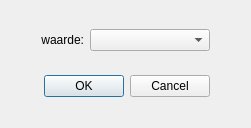
Above: src/lib/pokerRuleSystem/view/editconstantdialog.ui from Dtai/PokerbotClient before the change. Below: the same form after it.
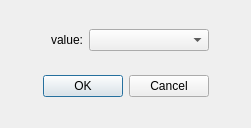
That is the form after the change.

```diff
--- a/src/lib/pokerRuleSystem/view/editconstantdialog.ui
+++ b/src/lib/pokerRuleSystem/view/editconstantdialog.ui
@@ -34,7 +34,7 @@
        <item>
         <widget class="QLabel" name="label">
          <property name="text">
-          <string>waarde:</string>
+          <string>value:</string>
          </property>
          <property name="alignment">
           <set>Qt::AlignRight|Qt::AlignTrailing|Qt::AlignVCenter</set>
```
Left out of the diff: 3 changed lines with no effect on the pictures.
